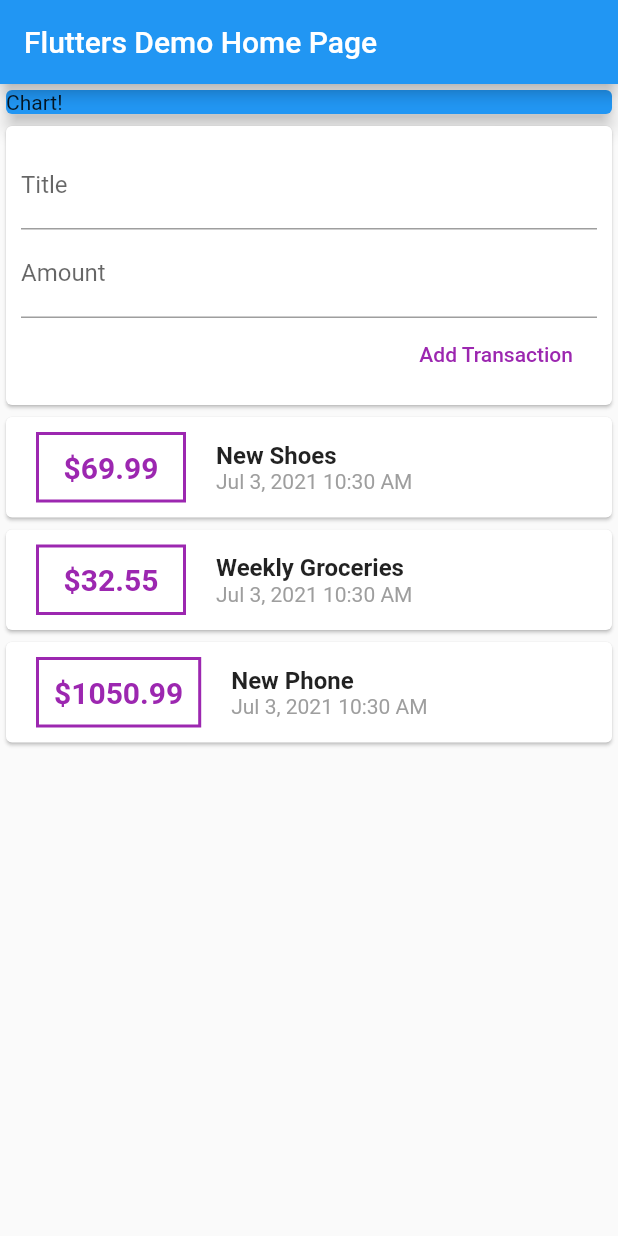
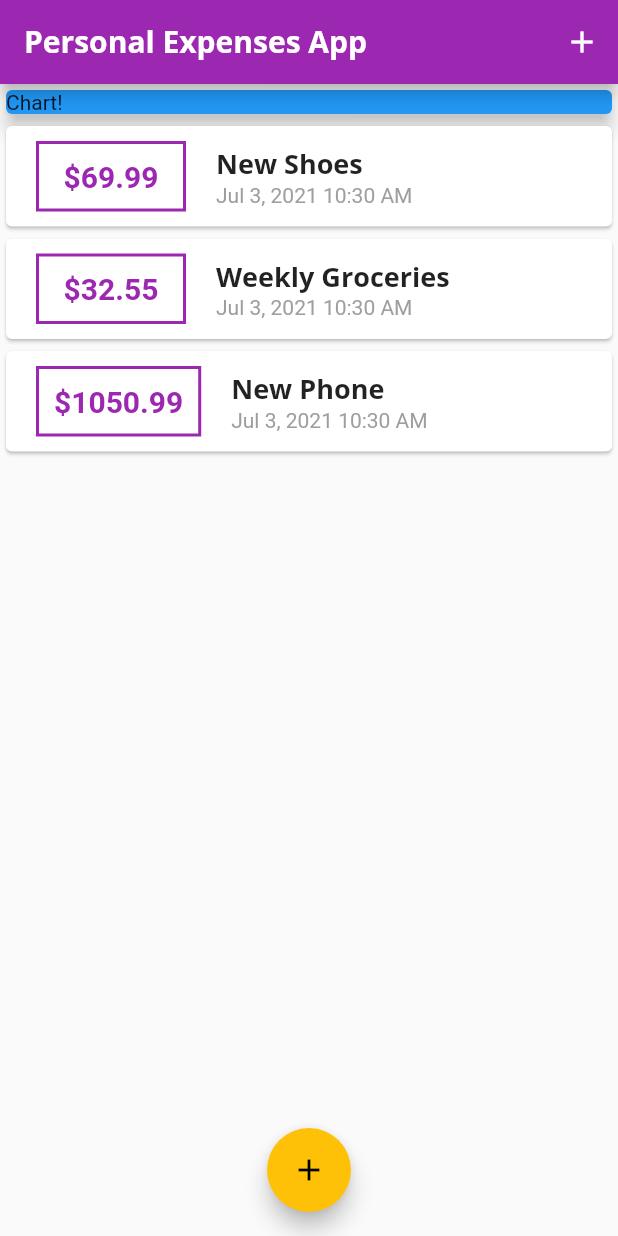
Before and after one commit to TJun-Jie/flutter_personal_expense_app, a Flutter app: the screen it shows after launch, on a phone screen of 412 x 824 dp. Run offline on Flutter 3.47's test engine with Material 2 defaults, Android fonts, the phone set to English and light mode, and no system bars.

Commit message:
Added fonts and changed add transaction page to bottom modal sheet.

```diff
--- a/lib/main.dart
+++ b/lib/main.dart
@@ -1,5 +1,7 @@
 import 'package:flutter/material.dart';
-import 'package:personal_expenses_app/widgets/user_transaction.dart';
+import 'package:personal_expenses_app/widgets/new_transaction.dart';
+import 'package:personal_expenses_app/widgets/transaction_list.dart';
+import './models/transaction.dart';
 
 void main() {
   runApp(MyApp());
@@ -12,23 +14,89 @@ class MyApp extends StatelessWidget {
     return MaterialApp(
       title: 'Flutter Demo',
       theme: ThemeData(
-        primarySwatch: Colors.blue,
+        primarySwatch: Colors.purple,
+        accentColor: Colors.amber,
+        textTheme: ThemeData.light().textTheme.copyWith(
+              title: TextStyle(
+                  fontFamily: 'OpenSans',
+                  fontWeight: FontWeight.bold,
+                  fontSize: 18),
+            ),
+        fontFamily: 'QuickSand',
+        appBarTheme: AppBarTheme(
+            textTheme: ThemeData.light().textTheme.copyWith(
+                    title: TextStyle(
+                  fontFamily: 'OpenSans',
+                  fontSize: 20,
+                  fontWeight: FontWeight.bold,
+                ))),
       ),
-      home: MyHomePage(title: 'Flutters Demo Home Page'),
+      home: MyHomePage(title: 'Personal Expenses App'),
     );
   }
 }
 
-class MyHomePage extends StatelessWidget {
+class MyHomePage extends StatefulWidget {
   MyHomePage({Key key, @required this.title}) : super(key: key);
 
   final String title;
 
   @override
+  _MyHomePageState createState() => _MyHomePageState();
+}
+
+class _MyHomePageState extends State<MyHomePage> {
+  void _addNewTransaction(String title, double amount) {
+    final newTx = Transaction(
+        id: _userTransactions.length.toString(),
+        title: title,
+        amount: amount,
+        date: DateTime.now());
+    setState(() {
+      _userTransactions.add(newTx);
+    });
+  }
+
+  final List<Transaction> _userTransactions = [
+    Transaction(
+      id: '1',
+      title: 'New Shoes',
+      amount: 69.99,
+      date: DateTime.now(),
+    ),
+    Transaction(
+      id: '2',
+      title: 'Weekly Groceries',
+      amount: 32.55,
+      date: DateTime.now(),
+    ),
+    Transaction(
+      id: '3',
+      title: 'New Phone',
+      amount: 1050.99,
+      date: DateTime.now(),
+    ),
+  ];
+
+  void _startAddNewTransaction(BuildContext ctx) {
+    showModalBottomSheet(
+      context: ctx,
+      builder: (_) {
+        return NewTransaction(addNewTransaction: _addNewTransaction);
+      },
+    );
+  }
+
+  @override
   Widget build(BuildContext context) {
     return Scaffold(
       appBar: AppBar(
-        title: Text(title),
+        title: Text(widget.title),
+        actions: [
+          IconButton(
+              onPressed: () => {_startAddNewTransaction(context)},
+              icon: Icon(Icons.add)),
+        ],
       ),
       body: Column(
         children: <Widget>[
@@ -40,9 +108,16 @@ class MyHomePage extends StatelessWidget {
               elevation: 5,
             ),
           ),
-          UserTransaction(),
+          TransactionList(
+            userTransactions: _userTransactions,
+          ),
         ],
       ),
+      floatingActionButton: FloatingActionButton(
+        child: Icon(Icons.add),
+        onPressed: () => {_startAddNewTransaction(context)},
+      ),
+      floatingActionButtonLocation: FloatingActionButtonLocation.centerFloat,
     );
   }
 }
--- a/lib/widgets/new_transaction.dart
+++ b/lib/widgets/new_transaction.dart
@@ -1,10 +1,31 @@
 import 'package:flutter/material.dart';
 
-class NewTransaction extends StatelessWidget {
+class NewTransaction extends StatefulWidget {
   NewTransaction({Key key, this.addNewTransaction}) : super(key: key);
+  final Function addNewTransaction;
+
+  @override
+  _NewTransactionState createState() => _NewTransactionState();
+}
+
+class _NewTransactionState extends State<NewTransaction> {
   final titleController = TextEditingController();
+
   final amountController = TextEditingController();
-  final Function addNewTransaction;
+
+  void submitData() {
+    final enteredTitle = titleController.text;
+    final enteredAmount = double.parse(amountController.text);
+
+    if(enteredTitle.isEmpty || enteredAmount <= 0) {
+      return;
+    }
+
+    widget.addNewTransaction(
+        titleController.text, double.parse(amountController.text));
+
+    Navigator.of(context).pop();
+  }
 
   @override
   Widget build(BuildContext context) {
@@ -21,13 +42,13 @@ class NewTransaction extends StatelessWidget {
             TextField(
               decoration: InputDecoration(labelText: 'Amount'),
               controller: amountController,
+              keyboardType: TextInputType.number,
             ),
 
             // ignore: deprecated_member_use
             FlatButton(
               onPressed: () => {
-                addNewTransaction(
-                    titleController.text, double.parse(amountController.text))
+                submitData()
               },
               child: Text('Add Transaction'),
               textColor: Colors.purple,
@@ -37,5 +58,4 @@ class NewTransaction extends StatelessWidget {
       ),
     );
   }
-  //
 }
--- a/lib/widgets/transaction_list.dart
+++ b/lib/widgets/transaction_list.dart
@@ -21,16 +21,16 @@ class TransactionList extends StatelessWidget {
                 margin: EdgeInsets.symmetric(vertical: 10, horizontal: 20),
                 decoration: BoxDecoration(
                     border: Border.all(
-                  color: Colors.purple,
+                  color: Theme.of(context).primaryColor,
                   width: 2,
                 )),
                 child: Text(
-                  '\$${userTransactions[index].amount}',
+                  '\$${userTransactions[index].amount.toStringAsFixed(2)}',
                   textAlign: TextAlign.center,
                   style: TextStyle(
                       fontWeight: FontWeight.bold,
                       fontSize: 20,
-                      color: Colors.purple),
+                      color: Theme.of(context).primaryColor),
                 ),
               ),
               Column(
@@ -38,7 +38,7 @@ class TransactionList extends StatelessWidget {
                 children: [
                   Text(
                     userTransactions[index].title,
-                    style: TextStyle(fontSize: 16, fontWeight: FontWeight.bold),
+                    style: Theme.of(context).textTheme.title,
                   ),
                   Text(
                     DateFormat('MMM d, y hh:mm aaa')
--- a/lib/widgets/user_transaction.dart
+++ /dev/null
@@ -1,58 +0,0 @@
-import 'package:flutter/material.dart';
-import '../widgets/new_transaction.dart';
-import '../widgets/transaction_list.dart';
-import '../models/transaction.dart';
-
-class UserTransaction extends StatefulWidget {
-  const UserTransaction({Key key}) : super(key: key);
-
-  @override
-  _UserTransactionState createState() => _UserTransactionState();
-}
-
-class _UserTransactionState extends State<UserTransaction> {
-  void _addNewTransaction(String title, double amount) {
-    final newTx = Transaction(
-        id: _userTransactions.length.toString(),
-        title: title,
-        amount: amount,
-        date: DateTime.now());
-    setState(() {
-      _userTransactions.add(newTx);
-    });
-  }
-
-  final List<Transaction> _userTransactions = [
-    Transaction(
-      id: '1',
-      title: 'New Shoes',
-      amount: 69.99,
-      date: DateTime.now(),
-    ),
-    Transaction(
-      id: '2',
-      title: 'Weekly Groceries',
-      amount: 32.55,
-      date: DateTime.now(),
-    ),
-    Transaction(
-      id: '3',
-      title: 'New Phone',
-      amount: 1050.99,
-      date: DateTime.now(),
-    ),
-  ];
-  @override
-  Widget build(BuildContext context) {
-    return Column(
-      children: [
-        NewTransaction(
-          addNewTransaction: _addNewTransaction,
-        ),
-        TransactionList(
-          userTransactions: _userTransactions,
-        ),
-      ],
-    );
-  }
-}
```
Also changed, not shown: pubspec.yaml (+11 -6 lines), assets/fonts/OpenSans-Bold.ttf (added), assets/fonts/OpenSans-Regular.ttf (added), assets/fonts/Quicksand-Bold.ttf (added), assets/fonts/Quicksand-Light.ttf (added), assets/fonts/Quicksand-Medium.ttf (added), assets/fonts/Quicksand-Regular.ttf (added).
